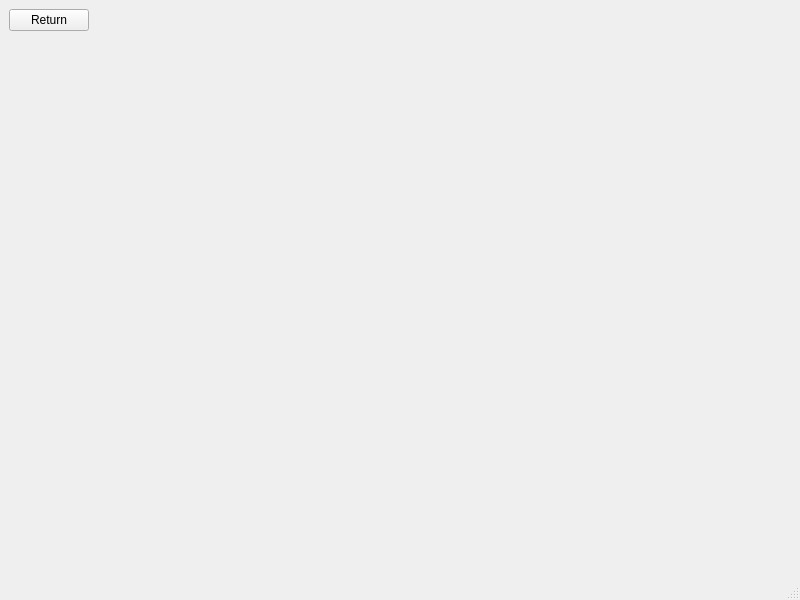
Before: the Qt Designer form recipeapp.ui in Blake1412/Qt-Recipe-Application, drawn with Qt 5.
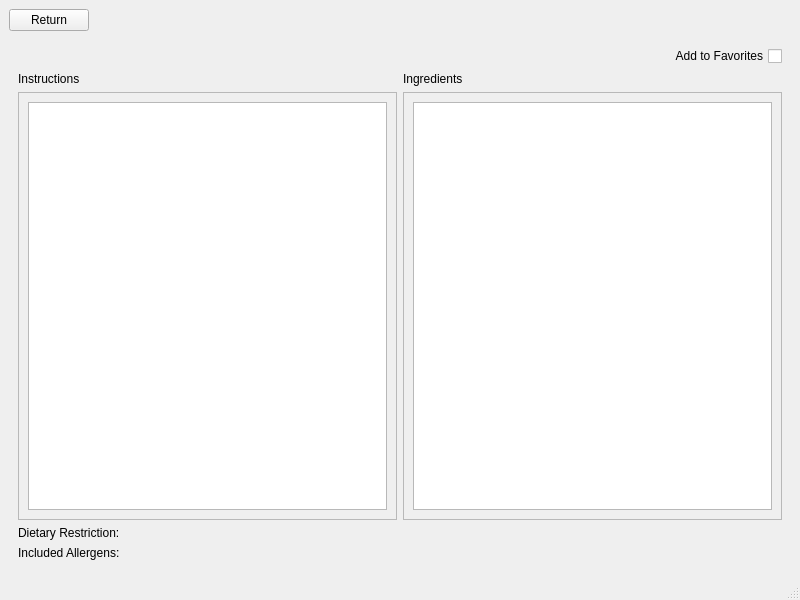
After: the same form once the commit is applied. The open tabs and pages were chosen to show the change.

Commit message: Recipe Page Layout and Recipe Class

```diff
--- a/recipeapp.ui
+++ b/recipeapp.ui
@@ -304,7 +304,130 @@
         </item>
        </layout>
       </widget>
-      <widget class="QWidget" name="recipePage"/>
+      <widget class="QWidget" name="recipePage">
+       <layout class="QGridLayout" name="gridLayout_3">
+        <item row="0" column="0" colspan="2">
+         <layout class="QGridLayout" name="gridLayout_4">
+          <item row="0" column="0">
+           <widget class="QLabel" name="recipeNameLabel">
+            <property name="text">
+             <string/>
+            </property>
+           </widget>
+          </item>
+          <item row="1" column="0">
+           <widget class="QLabel" name="instructionsLabel">
+            <property name="text">
+             <string>Instructions</string>
+            </property>
+           </widget>
+          </item>
+          <item row="1" column="1">
+           <widget class="QLabel" name="ingredientsLabel">
+            <property name="text">
+             <string>Ingredients</string>
+            </property>
+           </widget>
+          </item>
+          <item row="0" column="1">
+           <widget class="QCheckBox" name="favoritesCheckBox">
+            <property name="layoutDirection">
+             <enum>Qt::RightToLeft</enum>
+            </property>
+            <property name="text">
+             <string>Add to Favorites</string>
+            </property>
+           </widget>
+          </item>
+         </layout>
+        </item>
+        <item row="1" column="1">
+         <widget class="QScrollArea" name="scrollArea_3">
+          <property name="sizePolicy">
+           <sizepolicy hsizetype="Expanding" vsizetype="Expanding">
+            <horstretch>0</horstretch>
+            <verstretch>0</verstretch>
+           </sizepolicy>
+          </property>
+          <property name="widgetResizable">
+           <bool>true</bool>
+          </property>
+          <widget class="QWidget" name="scrollAreaWidgetContents_3">
+           <property name="geometry">
+            <rect>
+             <x>0</x>
+             <y>0</y>
+             <width>377</width>
+             <height>389</height>
+            </rect>
+           </property>
+           <layout class="QVBoxLayout" name="verticalLayout_7">
+            <item>
+             <widget class="QListWidget" name="listWidget_2">
+              <property name="selectionMode">
+               <enum>QAbstractItemView::NoSelection</enum>
+              </property>
+             </widget>
+            </item>
+           </layout>
+          </widget>
+         </widget>
+        </item>
+        <item row="1" column="0">
+         <widget class="QScrollArea" name="scrollArea_2">
+          <property name="sizePolicy">
+           <sizepolicy hsizetype="Expanding" vsizetype="Expanding">
+            <horstretch>0</horstretch>
+            <verstretch>0</verstretch>
+           </sizepolicy>
+          </property>
+          <property name="widgetResizable">
+           <bool>true</bool>
+          </property>
+          <widget class="QWidget" name="scrollAreaWidgetContents_2">
+           <property name="geometry">
+            <rect>
+             <x>0</x>
+             <y>0</y>
+             <width>377</width>
+             <height>389</height>
+            </rect>
+           </property>
+           <layout class="QVBoxLayout" name="verticalLayout_6">
+            <item>
+             <widget class="QListWidget" name="listWidget">
+              <property name="sizePolicy">
+               <sizepolicy hsizetype="Expanding" vsizetype="Expanding">
+                <horstretch>0</horstretch>
+                <verstretch>0</verstretch>
+               </sizepolicy>
+              </property>
+             </widget>
+            </item>
+           </layout>
+          </widget>
+         </widget>
+        </item>
+        <item row="2" column="0" colspan="2">
+         <layout class="QVBoxLayout" name="verticalLayout_8">
+          <item>
+           <widget class="QLabel" name="dietaryLabel">
+            <property name="text">
+             <string>Dietary Restriction: </string>
+            </property>
+           </widget>
+          </item>
+          <item>
+           <widget class="QLabel" name="allergenLabel">
+            <property name="text">
+             <string>Included Allergens:</string>
+            </property>
+           </widget>
+          </item>
+         </layout>
+        </item>
+       </layout>
+      </widget>
       <widget class="QWidget" name="createPage"/>
       <widget class="QWidget" name="favoritesPage"/>
      </widget>
```
Left out of the diff: 2 changed lines with no effect on the pictures. The commit also changes 5 other files.
